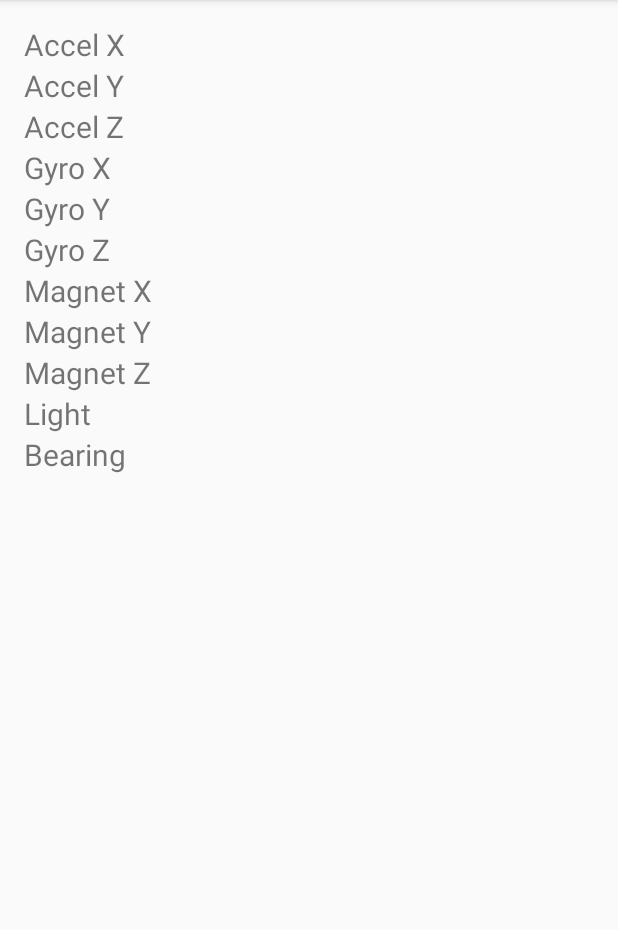
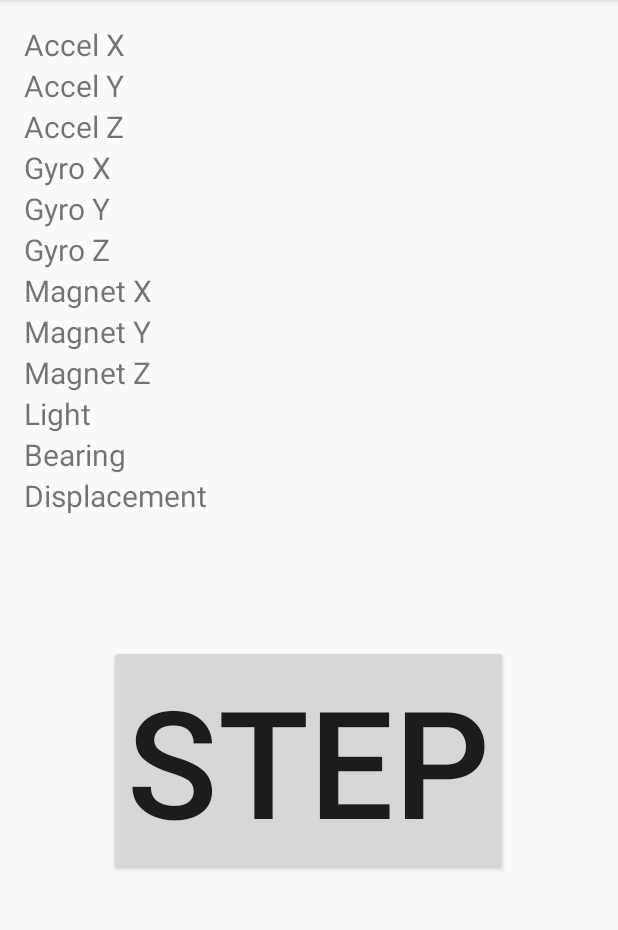
Before and after one commit to hkiang01/Smartphone-Multi-Modal-Sensing, an Android app: the screen it shows after launch (MainActivity), on a phone screen of 412 x 824 dp, the part 84-1014 px from its top. Run offline under Robolectric (Android 15) with nearby library versions, the phone set to English and light mode, and no system bars.

Commit message:
displacement algorithm

```diff
--- a/MultiModalSensing2/app/src/main/java/com/example/harry/multimodalsensing2/MainActivity.java
+++ b/MultiModalSensing2/app/src/main/java/com/example/harry/multimodalsensing2/MainActivity.java
@@ -7,12 +7,34 @@ import android.hardware.SensorEventListener;
 import android.hardware.SensorManager;
 import android.support.v7.app.AppCompatActivity;
 import android.os.Bundle;
+import android.view.View;
 import android.widget.TextView;
+
+import java.util.ArrayList;
+
 public class MainActivity extends AppCompatActivity implements SensorEventListener{
+
+    private double STEP_LENGTH = 1.0d; //in units
 
     private SensorManager sensorManager;
     String mBearing;
     TextView BearingValueView;
+    String dir = "N";
+    ArrayList<String> step_strings = new ArrayList<String>();
+    /*
+    double Noffset = 0.0f;
+    double NEoffset = 0.0f;
+    double Eoffset = 0.0f;
+    double SEoffset = 0.0f;
+    double Soffset = 0.0f;
+    double SWoffset = 0.0f;
+    double Woffset = 0.0f;
+    double NWoffset = 0.0f;
+    */
+    double NS_Manhattan = 0.0d;
+    double EW_Manhattan = 0.0d;
+    TextView DisplacementValueView;
+
 
     TextView AccelXValueView;
     TextView AccelYValueView;
@@ -66,6 +88,7 @@ public class MainActivity extends AppCompatActivity implements SensorEventListen
         MagnetZValueView=(TextView)findViewById(R.id.MagnetZcoordView);
         LightValueView=(TextView)findViewById(R.id.LightcoordView);
         BearingValueView=(TextView)findViewById(R.id.BearingView);
+        DisplacementValueView=(TextView)findViewById(R.id.DisplacementView);
     }
 
     @Override
@@ -124,7 +147,6 @@ public class MainActivity extends AppCompatActivity implements SensorEventListen
                 // double roll = 180 * orientation[2] / Math.PI;
                 double degrees = normalizeDegree(azimuth);
                 mBearing = String.format("%.3f", degrees);
-                String dir = "N";
                 if ((degrees > 0 && degrees <= 22.5) || degrees > 337.5) {
                     dir = "N";
                 } else if (degrees > 22.5 && degrees <= 67.5) {
@@ -154,6 +176,56 @@ public class MainActivity extends AppCompatActivity implements SensorEventListen
 
     }
 
+    public void onStep(View view) {
+        //dir is the current direction
+        step_strings.add(dir);//adds direction to steps
+        switch(dir) {
+            case "N":
+                //Noffset++;
+                NS_Manhattan += 1.0d * STEP_LENGTH;
+                break;
+            case "NE":
+                //NEoffset++;
+                NS_Manhattan += Math.sqrt(2.0d)/2.0d * STEP_LENGTH;
+                EW_Manhattan += Math.sqrt(2.0d)/2.0d * STEP_LENGTH;
+                break;
+            case "E":
+                //Eoffset++;
+                EW_Manhattan += 1.0d * STEP_LENGTH;
+                break;
+            case "SE":
+                //SEoffset++;
+                NS_Manhattan -= Math.sqrt(2.0d)/2.0d * STEP_LENGTH;
+                EW_Manhattan += Math.sqrt(2.0d)/2.0d * STEP_LENGTH;
+                break;
+            case "S":
+                //Soffset++;
+                NS_Manhattan -= 1.0d * STEP_LENGTH;
+                break;
+            case "SW":
+                //SWoffset++;
+                NS_Manhattan -= Math.sqrt(2.0d)/2.0d * STEP_LENGTH;
+                EW_Manhattan -= Math.sqrt(2.0d)/2.0d * STEP_LENGTH;
+                break;
+            case "W":
+                //Woffset++;
+                EW_Manhattan -= 1.0d * STEP_LENGTH;
+                break;
+            case "NW":
+                //NWoffset++;
+                NS_Manhattan += Math.sqrt(2.0d)/2.0d * STEP_LENGTH;
+                EW_Manhattan -= Math.sqrt(2.0d)/2.0d * STEP_LENGTH;
+                break;
+            default:
+                //Do nothing
+                break;
+        }
+
+        //hypotenuse = sqrt(x^2+y^2)
+        double hypotenuse = Math.sqrt(Math.pow(NS_Manhattan, 2.0d) + Math.pow(EW_Manhattan, 2.0d));
+        DisplacementValueView.setText("Displacement: " + Double.toString(hypotenuse));
+    }
+
     private double normalizeDegree(double value) {
         if (value >= 0.0f && value <= 180.0f) {
             return value;
--- a/MultiModalSensing2/app/src/main/res/layout/activity_main.xml
+++ b/MultiModalSensing2/app/src/main/res/layout/activity_main.xml
@@ -107,4 +107,25 @@
         android:layout_below="@id/LightcoordView"
         />
 
+    <TextView
+        android:id="@+id/DisplacementView"
+        android:text="Displacement"
+        android:layout_width="wrap_content"
+        android:layout_height="wrap_content"
+        android:textSize="@dimen/sensorview_text_size"
+        android:layout_below="@id/BearingView"
+        />
+
+    <Button xmlns:android="http://schemas.android.com/apk/res/android"
+        android:id="@+id/button_step"
+        android:layout_width="wrap_content"
+        android:layout_height="wrap_content"
+        android:text="Step"
+        android:onClick="onStep"
+        android:layout_gravity="center_horizontal"
+        android:textSize="@dimen/button_step_size"
+        android:layout_below="@+id/DisplacementView"
+        android:layout_centerHorizontal="true"
+        android:layout_marginTop="86dp" />
+
 </RelativeLayout>
--- a/MultiModalSensing2/app/src/main/res/values/dimens.xml
+++ b/MultiModalSensing2/app/src/main/res/values/dimens.xml
@@ -3,4 +3,6 @@
     <dimen name="activity_horizontal_margin">16dp</dimen>
     <dimen name="activity_vertical_margin">16dp</dimen>
     <dimen name="sensorview_text_size">20sp</dimen>
+    <dimen name="button_step_size">100sp</dimen>
+
 </resources>
```
